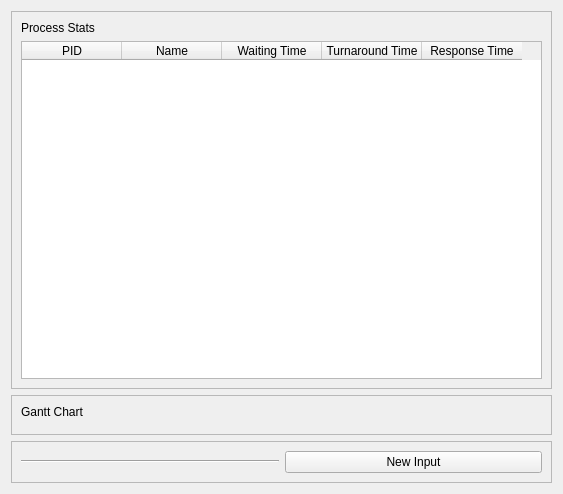
ashmod/Chronos, file src/GUI/PyQtUI/runAtOnceSceneUI.ui: the form before one commit.
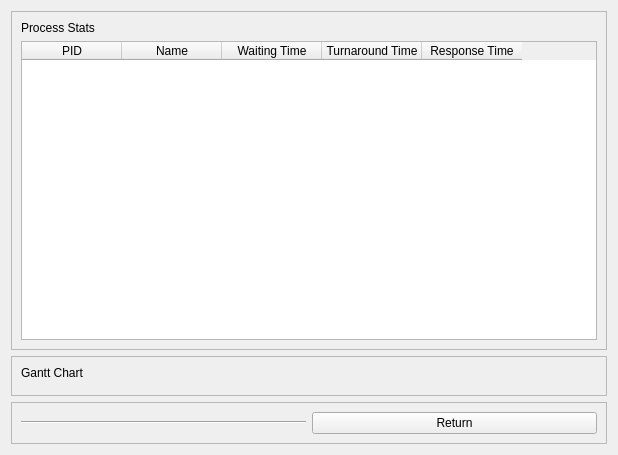
The form after the commit.

Diff of the .ui file:
```diff
--- a/src/GUI/PyQtUI/runAtOnceSceneUI.ui
+++ b/src/GUI/PyQtUI/runAtOnceSceneUI.ui
@@ -6,8 +6,8 @@
    <rect>
     <x>0</x>
     <y>0</y>
-    <width>563</width>
-    <height>494</height>
+    <width>618</width>
+    <height>455</height>
    </rect>
   </property>
   <property name="windowTitle">
@@ -110,7 +110,7 @@
       <item>
        <widget class="QPushButton" name="returnToInputSceneButton">
         <property name="text">
-         <string>New Input</string>
+         <string>Return</string>
         </property>
        </widget>
       </item>
```
Left out of the diff: 6 changed lines with no effect on the pictures.
